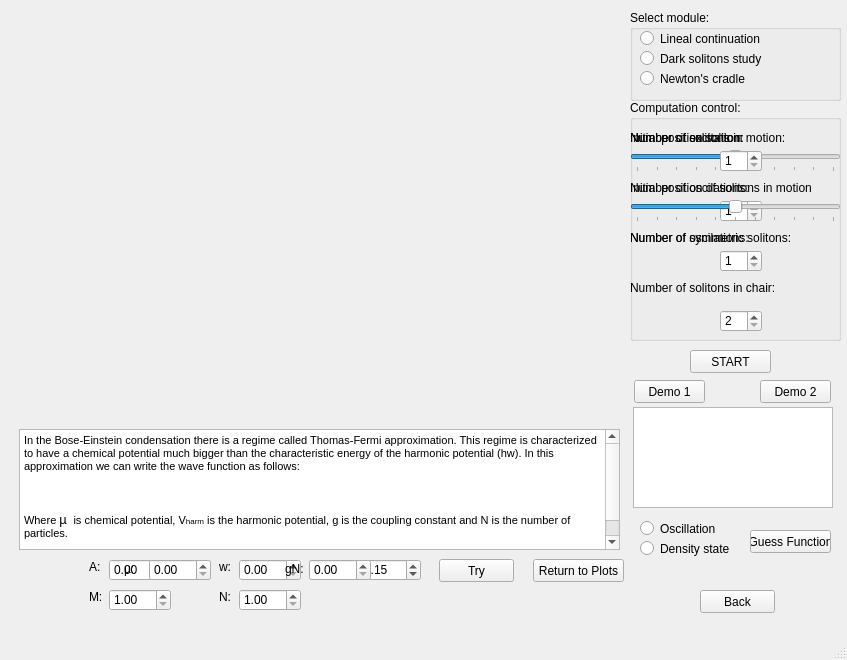
This is DS.ui in brunojulia/ultracoldUB as Qt 5 draws it before an edit. The edited form follows.
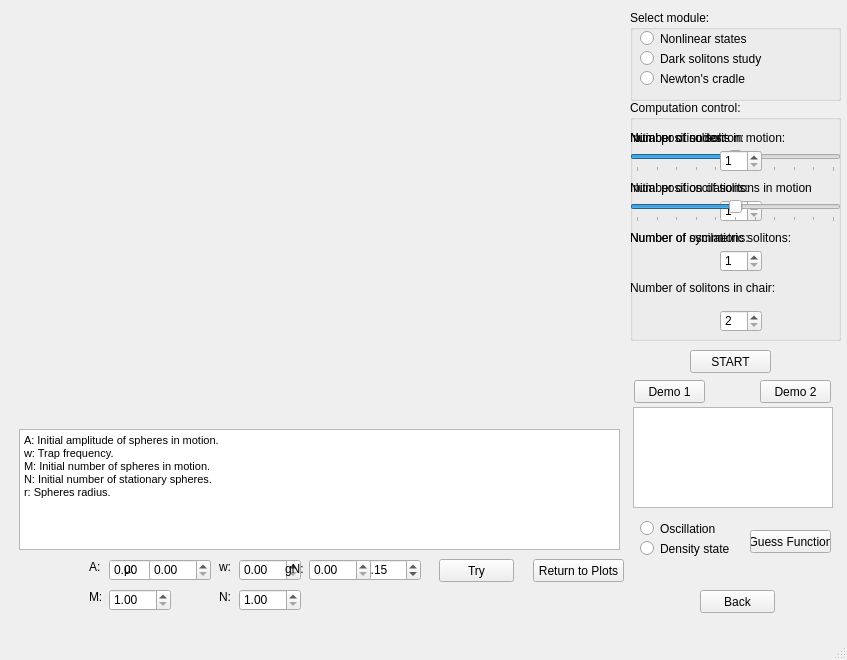
This is the edited form. Icons and pictures are not drawn.

```diff
--- a/DS.ui
+++ b/DS.ui
@@ -217,7 +217,7 @@
        </rect>
       </property>
       <property name="text">
-       <string>Number of excitation:</string>
+       <string>Number of nodes:</string>
       </property>
      </widget>
     </widget>
@@ -542,7 +542,7 @@
       </rect>
      </property>
      <property name="text">
-      <string>Lineal continuation</string>
+      <string>Nonlinear states</string>
      </property>
     </widget>
     <widget class="QRadioButton" name="radioButton_2">
@@ -664,7 +664,7 @@
 &lt;html&gt;&lt;head&gt;&lt;meta name=&quot;qrichtext&quot; content=&quot;1&quot; /&gt;&lt;style type=&quot;text/css&quot;&gt;
 p, li { white-space: pre-wrap; }
 &lt;/style&gt;&lt;/head&gt;&lt;body style=&quot; font-family:'MS Shell Dlg 2'; font-size:8.25pt; font-weight:400; font-style:normal;&quot;&gt;
-&lt;p style=&quot; margin-top:0px; margin-bottom:0px; margin-left:0px; margin-right:0px; -qt-block-indent:0; text-indent:0px;&quot;&gt;&lt;span style=&quot; font-size:8pt;&quot;&gt;The dark solitons under an harmonic trap behave as a normal particle would do in an harmonic potential. We know that in such case the particle follows a sinusoidal function for its position with time, so to say:&lt;/span&gt;&lt;/p&gt;
+&lt;p style=&quot; margin-top:0px; margin-bottom:0px; margin-left:0px; margin-right:0px; -qt-block-indent:0; text-indent:0px;&quot;&gt;&lt;span style=&quot; font-size:8pt;&quot;&gt;The dark soliton under a harmonic trap behaves as a normal particle would do in a harmonic potential. We know that in such case the particle follows a sinusoidal function for its position with time, so to say:&lt;/span&gt;&lt;/p&gt;
 &lt;p style=&quot;-qt-paragraph-type:empty; margin-top:0px; margin-bottom:0px; margin-left:0px; margin-right:0px; -qt-block-indent:0; text-indent:0px; font-size:8pt;&quot;&gt;&lt;br /&gt;&lt;/p&gt;
 &lt;p style=&quot; margin-top:0px; margin-bottom:0px; margin-left:0px; margin-right:0px; -qt-block-indent:0; text-indent:0px;&quot;&gt;&lt;span style=&quot; font-size:8pt;&quot;&gt;	x(t)=A cos(wt+B)&lt;/span&gt;&lt;/p&gt;
 &lt;p style=&quot;-qt-paragraph-type:empty; margin-top:0px; margin-bottom:0px; margin-left:0px; margin-right:0px; -qt-block-indent:0; text-indent:0px; font-size:8pt;&quot;&gt;&lt;br /&gt;&lt;/p&gt;
@@ -784,10 +784,10 @@
 &lt;html&gt;&lt;head&gt;&lt;meta name=&quot;qrichtext&quot; content=&quot;1&quot; /&gt;&lt;style type=&quot;text/css&quot;&gt;
 p, li { white-space: pre-wrap; }
 &lt;/style&gt;&lt;/head&gt;&lt;body style=&quot; font-family:'MS Shell Dlg 2'; font-size:8.25pt; font-weight:400; font-style:normal;&quot;&gt;
-&lt;p style=&quot; margin-top:0px; margin-bottom:0px; margin-left:0px; margin-right:0px; -qt-block-indent:0; text-indent:0px;&quot;&gt;&lt;span style=&quot; font-size:8pt;&quot;&gt;In the Bose-Einstein condensation there is a regime called Thomas-Fermi approximation. This regime is characterized to have a chemical potential much bigger than the characteristic energy of the harmonic potential (hw). In this approximation we can write the wave function as follows:&lt;/span&gt;&lt;/p&gt;
+&lt;p style=&quot; margin-top:0px; margin-bottom:0px; margin-left:0px; margin-right:0px; -qt-block-indent:0; text-indent:0px;&quot;&gt;&lt;span style=&quot; font-size:8pt;&quot;&gt;For high values of the interaction energy, a harmonically trapped Bose-Einstein condensate enters the so-called Thomas-Fermi regime, where the chemical potential is much greater than the characteristic energy (hw) of the linear harmonic oscillator. In this regime, the condensate wave function can be well aproximated by:&lt;/span&gt;&lt;/p&gt;
 &lt;p style=&quot;-qt-paragraph-type:empty; margin-top:0px; margin-bottom:0px; margin-left:0px; margin-right:0px; -qt-block-indent:0; text-indent:0px; font-size:8pt;&quot;&gt;&lt;br /&gt;&lt;/p&gt;
-&lt;p style=&quot; margin-top:0px; margin-bottom:0px; margin-left:0px; margin-right:0px; -qt-block-indent:0; text-indent:0px;&quot;&gt;&lt;span style=&quot; font-size:8pt;&quot;&gt;	&lt;/span&gt;&lt;img src=&quot;file:///C:\Users\ivan\AppData\Local\Temp\msohtmlclip1\01\clip_image002.png&quot; width=&quot;97&quot; height=&quot;44&quot; /&gt;&lt;span style=&quot; font-size:8pt;&quot;&gt; &lt;/span&gt;&lt;/p&gt;
-&lt;p style=&quot; margin-top:0px; margin-bottom:0px; margin-left:0px; margin-right:0px; -qt-block-indent:0; text-indent:0px;&quot;&gt;&lt;span style=&quot; font-size:8pt;&quot;&gt; &lt;/span&gt;&lt;/p&gt;
+&lt;p style=&quot; margin-top:0px; margin-bottom:0px; margin-left:0px; margin-right:0px; -qt-block-indent:0; text-indent:0px;&quot;&gt;&lt;span style=&quot; font-size:8pt;&quot;&gt; 		&lt;/span&gt;&lt;span style=&quot; font-family:'sans-serif'; font-size:8pt; color:#252525; background-color:#ffffff;&quot;&gt;ψ&lt;/span&gt;&lt;span style=&quot; font-family:'sans-serif'; font-size:8pt; color:#252525; background-color:#ffffff; vertical-align:super;&quot;&gt;2&lt;/span&gt;&lt;span style=&quot; font-family:'sans-serif'; font-size:8pt; color:#252525; background-color:#ffffff;&quot;&gt;=(&lt;/span&gt;&lt;span style=&quot; font-family:'Calibri,sans-serif'; font-size:10pt;&quot;&gt;µ-&lt;/span&gt;&lt;span style=&quot; font-size:8pt;&quot;&gt;V&lt;/span&gt;&lt;span style=&quot; font-size:6pt;&quot;&gt;harm&lt;/span&gt;&lt;span style=&quot; font-family:'sans-serif'; font-size:8pt; color:#252525; background-color:#ffffff;&quot;&gt;)/gN&lt;/span&gt;&lt;/p&gt;
+&lt;p style=&quot;-qt-paragraph-type:empty; margin-top:0px; margin-bottom:0px; margin-left:0px; margin-right:0px; -qt-block-indent:0; text-indent:0px; font-size:8pt;&quot;&gt;&lt;br /&gt;&lt;/p&gt;
 &lt;p style=&quot; margin-top:0px; margin-bottom:0px; margin-left:0px; margin-right:0px; -qt-block-indent:0; text-indent:0px;&quot;&gt;&lt;span style=&quot; font-size:8pt;&quot;&gt;Where &lt;/span&gt;&lt;span style=&quot; font-family:'Calibri,sans-serif'; font-size:10pt;&quot;&gt;µ &lt;/span&gt;&lt;span style=&quot; font-family:'Calibri,sans-serif'; font-size:8pt;&quot;&gt; &lt;/span&gt;&lt;span style=&quot; font-size:8pt;&quot;&gt;is chemical potential, V&lt;/span&gt;&lt;span style=&quot; font-size:6pt;&quot;&gt;harm&lt;/span&gt;&lt;span style=&quot; font-size:8pt;&quot;&gt; is the harmonic potential, g is the coupling constant and N is the number of particles.&lt;/span&gt;&lt;/p&gt;
 &lt;p style=&quot;-qt-paragraph-type:empty; margin-top:0px; margin-bottom:0px; margin-left:0px; margin-right:0px; -qt-block-indent:0; text-indent:0px; font-size:8pt;&quot;&gt;&lt;br /&gt;&lt;/p&gt;
 &lt;p style=&quot; margin-top:0px; margin-bottom:0px; margin-left:0px; margin-right:0px; -qt-block-indent:0; text-indent:0px;&quot;&gt;&lt;span style=&quot; font-size:8pt;&quot;&gt;Can you adjust the movement plotted from data to a function by introducing the coefficients &lt;/span&gt;&lt;span style=&quot; font-family:'Calibri,sans-serif'; font-size:10pt;&quot;&gt;µ&lt;/span&gt;&lt;span style=&quot; font-size:8pt;&quot;&gt; and gN?&lt;/span&gt;&lt;/p&gt;&lt;/body&gt;&lt;/html&gt;</string>
@@ -1040,6 +1040,27 @@
       </property>
      </widget>
     </widget>
+    <widget class="QTextBrowser" name="textBrowser_3">
+     <property name="geometry">
+      <rect>
+       <x>10</x>
+       <y>10</y>
+       <width>601</width>
+       <height>121</height>
+      </rect>
+     </property>
+     <property name="html">
+      <string>&lt;!DOCTYPE HTML PUBLIC &quot;-//W3C//DTD HTML 4.0//EN&quot; &quot;http://www.w3.org/TR/REC-html40/strict.dtd&quot;&gt;
+&lt;html&gt;&lt;head&gt;&lt;meta name=&quot;qrichtext&quot; content=&quot;1&quot; /&gt;&lt;style type=&quot;text/css&quot;&gt;
+p, li { white-space: pre-wrap; }
+&lt;/style&gt;&lt;/head&gt;&lt;body style=&quot; font-family:'MS Shell Dlg 2'; font-size:8.25pt; font-weight:400; font-style:normal;&quot;&gt;
+&lt;p style=&quot; margin-top:0px; margin-bottom:0px; margin-left:0px; margin-right:0px; -qt-block-indent:0; text-indent:0px;&quot;&gt;&lt;span style=&quot; font-size:8pt;&quot;&gt;A: Initial amplitude of spheres in motion.&lt;/span&gt;&lt;/p&gt;
+&lt;p style=&quot; margin-top:0px; margin-bottom:0px; margin-left:0px; margin-right:0px; -qt-block-indent:0; text-indent:0px;&quot;&gt;&lt;span style=&quot; font-size:8pt;&quot;&gt;w: Trap frequency.&lt;/span&gt;&lt;/p&gt;
+&lt;p style=&quot; margin-top:0px; margin-bottom:0px; margin-left:0px; margin-right:0px; -qt-block-indent:0; text-indent:0px;&quot;&gt;&lt;span style=&quot; font-size:8pt;&quot;&gt;M: Initial number of spheres in motion.&lt;/span&gt;&lt;/p&gt;
+&lt;p style=&quot; margin-top:0px; margin-bottom:0px; margin-left:0px; margin-right:0px; -qt-block-indent:0; text-indent:0px;&quot;&gt;&lt;span style=&quot; font-size:8pt;&quot;&gt;N: Initial number of stationary spheres.&lt;/span&gt;&lt;/p&gt;
+&lt;p style=&quot; margin-top:0px; margin-bottom:0px; margin-left:0px; margin-right:0px; -qt-block-indent:0; text-indent:0px;&quot;&gt;&lt;span style=&quot; font-size:8pt;&quot;&gt;r: Spheres radius.&lt;/span&gt;&lt;/p&gt;&lt;/body&gt;&lt;/html&gt;</string>
+     </property>
+    </widget>
    </widget>
    <widget class="QWidget" name="interact_game" native="true">
     <property name="geometry">
```
